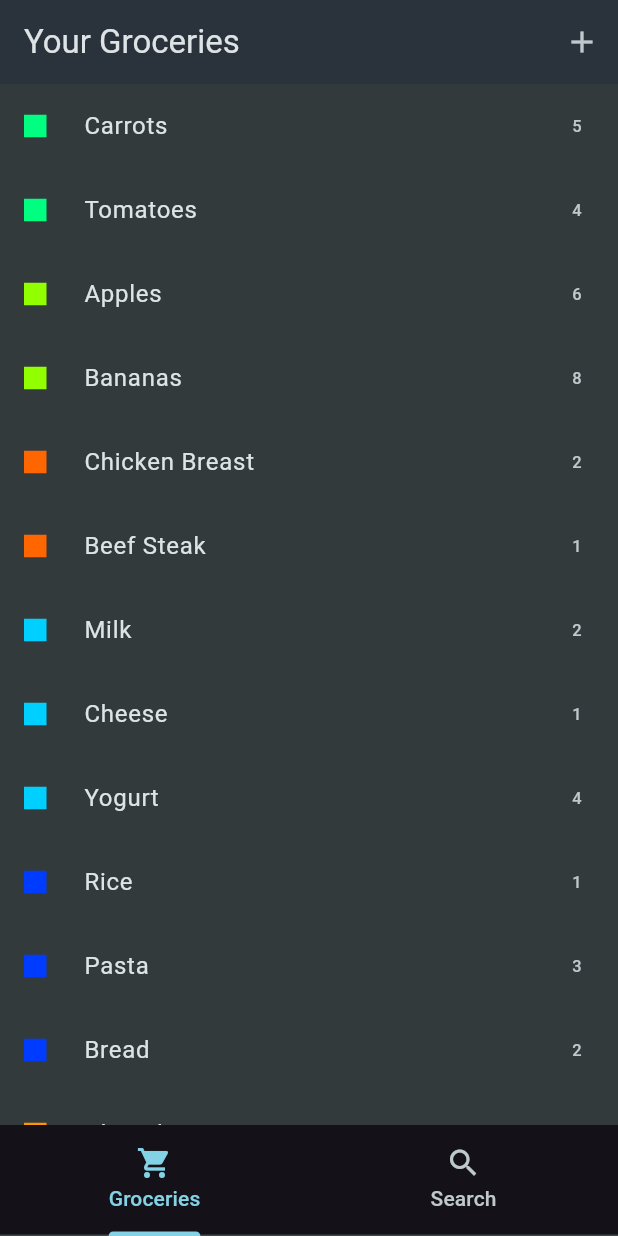
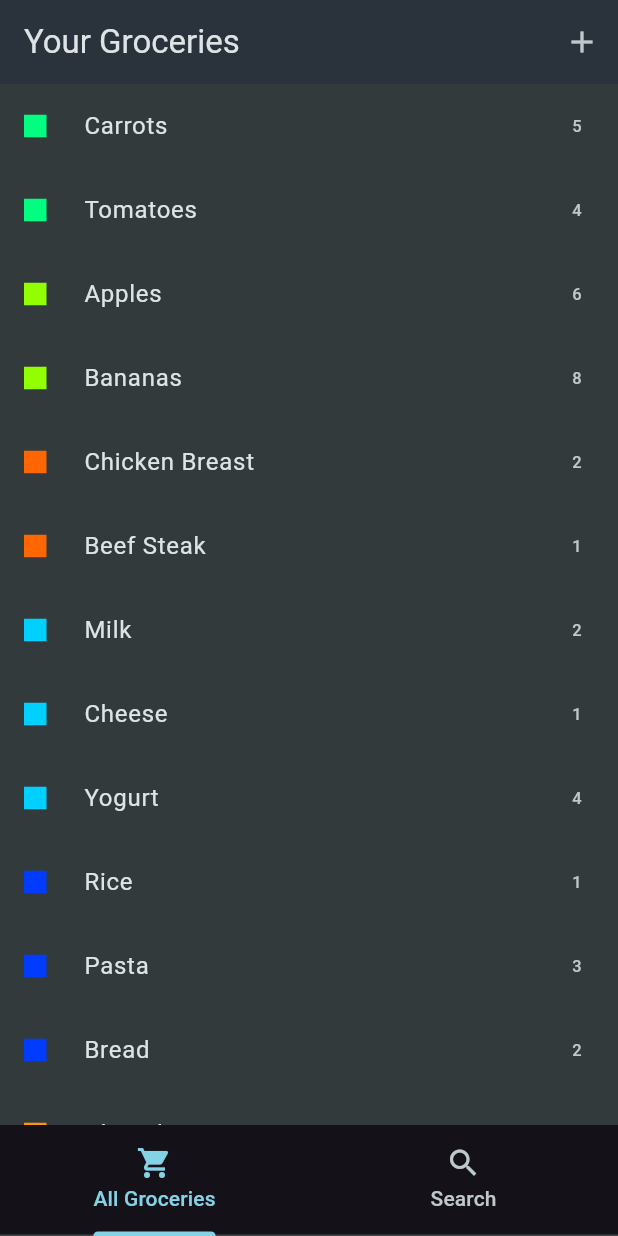
Before and after one commit to Choun-Rathanak/Week13-Quiz, a Flutter app: the screen it shows after launch, on a phone screen of 412 x 824 dp. Run offline on Flutter 3.47's test engine with Material 3 defaults, Android fonts, the phone set to English and light mode, and no system bars.

Commit message:
fix the spaceCode

```diff
--- a/lib/ui/groceries/grocery_list.dart
+++ b/lib/ui/groceries/grocery_list.dart
@@ -29,7 +29,6 @@ final TextEditingController _searchController = TextEditingController();
   @override
   Widget build(BuildContext context) {
 
-
     return DefaultTabController(
       length: 2,
     child: Scaffold(
@@ -41,7 +40,7 @@ final TextEditingController _searchController = TextEditingController();
           color: Theme.of(context).primaryColor,
           child: const TabBar(
             tabs: [
-              Tab(icon: Icon(Icons.local_grocery_store), text: 'Groceries'),
+              Tab(icon: Icon(Icons.local_grocery_store), text: 'All Groceries'),
               Tab(icon: Icon(Icons.search), text: 'Search'),
             ],
           ),
@@ -58,10 +57,6 @@ final TextEditingController _searchController = TextEditingController();
 
   }
   Widget _buildAllGroceriesTab() {
-    if (dummyGroceryItems.isEmpty) {
-      return const Center(child: Text('No items added yet.'));
-    }
-
     return ListView.builder(
       itemCount: dummyGroceryItems.length,
       itemBuilder: (context, index) =>
```
